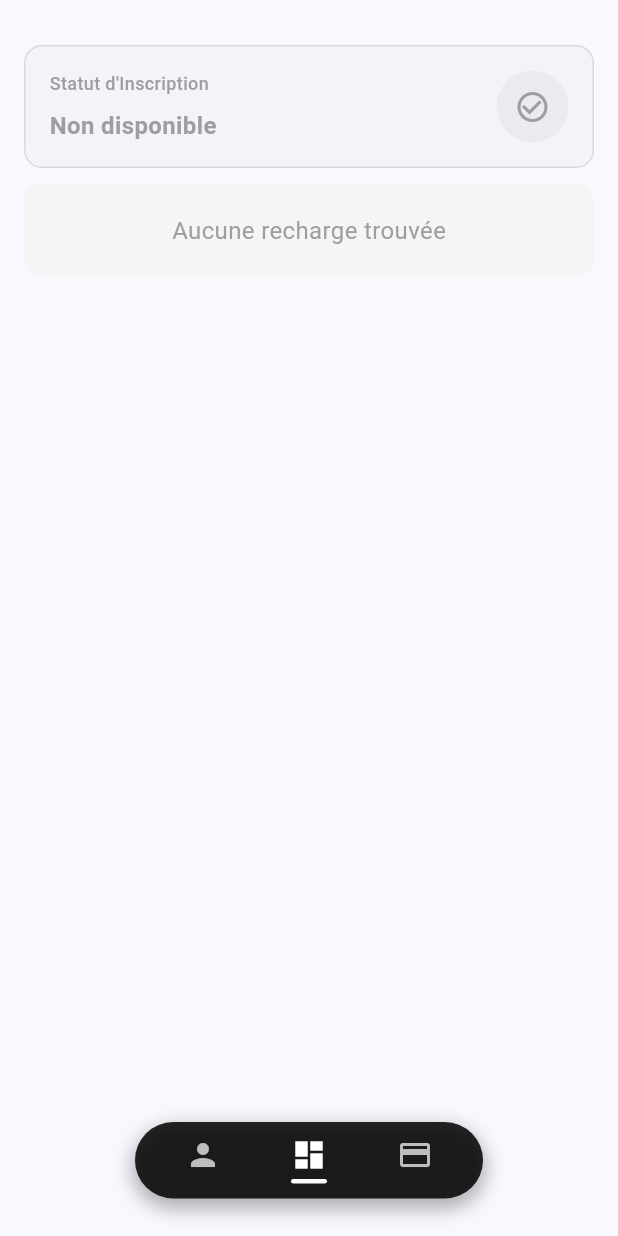
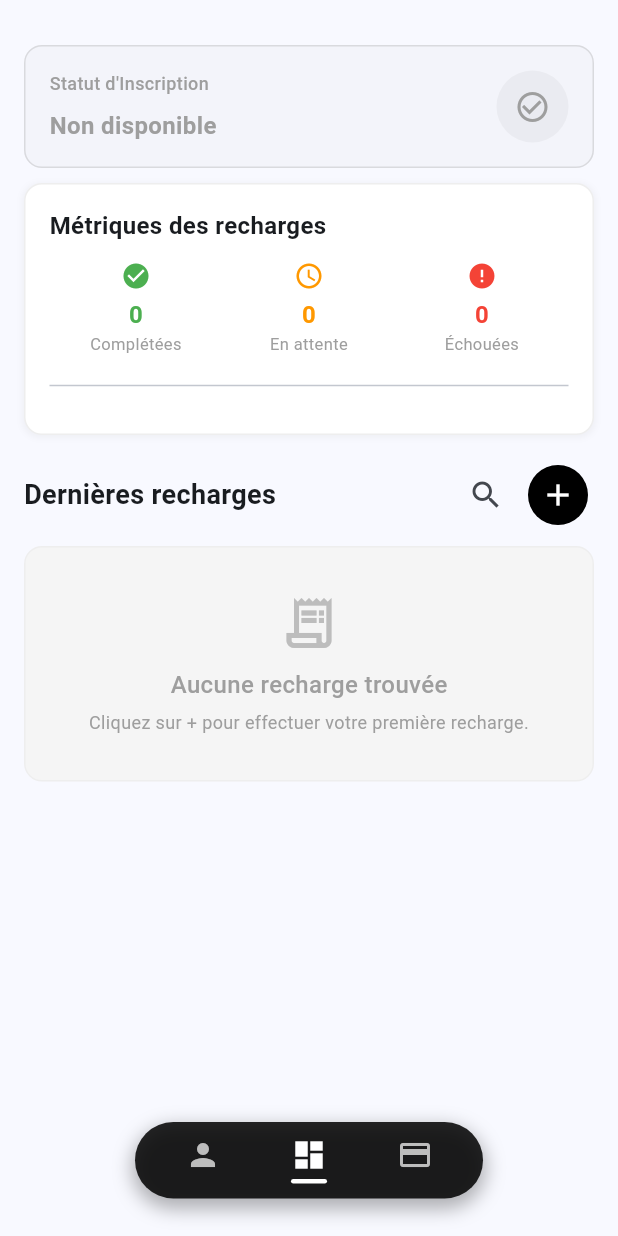
Before and after one commit to gaida-lisongo/student-ent-app, a Flutter app: the MyHomePage screen opened directly, on a phone screen of 412 x 824 dp. Run offline on Flutter 3.47's test engine with Material 3 defaults, Android fonts, the phone set to English and light mode, and no system bars; our stand-ins replace dio, file_picker, flutter_riverpod, flutter_secure_storage, image_picker; missing offline and left inert: mobile_scanner; accounts and stored records are empty.

Commit message:
fixing error when creatng recharge

```diff
--- a/lib/screens/dashboard_screen.dart
+++ b/lib/screens/dashboard_screen.dart
@@ -989,36 +989,20 @@ class _DashboardScreenState extends ConsumerState<DashboardScreen> {
 
           return rechargeAsync.when(
             data: (recharges) {
-              if (recharges.isEmpty) {
-                return Container(
-                  padding: const EdgeInsets.all(20),
-                  decoration: BoxDecoration(
-                    color: Colors.grey[100],
-                    borderRadius: BorderRadius.circular(12),
-                  ),
-                  child: const Center(
-                    child: Text(
-                      'Aucune recharge trouvée',
-                      style: TextStyle(fontSize: 16, color: Colors.grey),
-                    ),
-                  ),
-                );
-              }
-
-              // Calculer les métriques
+              // 1. Calculer les métriques (même si la liste est vide, ce sera des zéros)
               final metrics = _calculateRechargeMetrics(recharges);
 
-              // Prendre seulement les 5 dernières recharges
+              // 2. Préparer la liste des 5 dernières (peut être vide)
               final last5Recharges = recharges.take(5).toList();
 
               return Column(
                 crossAxisAlignment: CrossAxisAlignment.start,
                 children: [
-                  // Métriques des recharges
+                  // --- A. Métriques (Toujours visibles) ---
                   rechargeMetricsCard(metrics),
                   const SizedBox(height: 16),
 
-                  // Section avec titre et boutons
+                  // --- B. En-tête et Boutons (Toujours visibles) ---
                   Row(
                     mainAxisAlignment: MainAxisAlignment.spaceBetween,
                     children: [
@@ -1039,6 +1023,10 @@ class _DashboardScreenState extends ConsumerState<DashboardScreen> {
                           IconButton(
                             onPressed: _showNewRechargeModal,
                             icon: const Icon(Icons.add),
+                            // container decoration for emphasis?
+                            style: IconButton.styleFrom(
+                                backgroundColor: Colors.black,
+                                foregroundColor: Colors.white),
                             tooltip: 'Nouvelle recharge',
                           ),
                         ],
@@ -1047,6 +1035,38 @@ class _DashboardScreenState extends ConsumerState<DashboardScreen> {
                   ),
                   const SizedBox(height: 10),
 
+                  // --- C. Contenu Conditionnel (Liste ou Empty State) ---
+                  if (recharges.isEmpty)
+                    Container(
+                      padding: const EdgeInsets.all(30),
+                      width: double.infinity,
+                      decoration: BoxDecoration(
+                        color: Colors.grey[100],
+                        borderRadius: BorderRadius.circular(12),
+                        border: Border.all(color: Colors.grey[200]!),
+                      ),
+                      child: Column(
+                        children: [
+                          Icon(Icons.receipt_long_outlined,
+                              size: 40, color: Colors.grey[400]),
+                          const SizedBox(height: 10),
+                          const Text(
+                            'Aucune recharge trouvée',
+                            style: TextStyle(
+                                fontSize: 16,
+                                color: Colors.grey,
+                                fontWeight: FontWeight.w500),
+                          ),
+                          const SizedBox(height: 5),
+                          const Text(
+                            'Cliquez sur + pour effectuer votre première recharge.',
+                            textAlign: TextAlign.center,
+                            style: TextStyle(fontSize: 12, color: Colors.grey),
+                          ),
+                        ],
+                      ),
+                    )
+                  else ...[
                     // Liste des 5 dernières recharges
                     ListView.separated(
                       shrinkWrap: true,
@@ -1069,6 +1089,7 @@ class _DashboardScreenState extends ConsumerState<DashboardScreen> {
                           child: Text('Voir toutes (${recharges.length})'),
                         ),
                       ),
+                    ],
                   ],
                 ],
               );
--- a/lib/screens/profile_screen.dart
+++ b/lib/screens/profile_screen.dart
@@ -4,7 +4,7 @@ import 'package:flutter/material.dart';
 import 'package:flutter_riverpod/flutter_riverpod.dart';
 import 'package:image_picker/image_picker.dart';
 import 'package:student_app/stores/student_provider.dart';
-import 'package:student_app/stores/dio_prodiver.dart';
+import 'package:student_app/stores/dio_provider.dart';
 
 class ProfileScreen extends ConsumerStatefulWidget {
   const ProfileScreen({super.key});
--- a/lib/screens/welcome_screen.dart
+++ b/lib/screens/welcome_screen.dart
@@ -12,7 +12,7 @@ class WelcomeScreen extends ConsumerWidget {
   const WelcomeScreen({super.key});
 
   // URL de simulation fournie
-  static const String simulationUrl = '/parcours/6926d4e09c74cc9b8856a323';
+  static const String simulationUrl = '/parcours/6926d4e09c74cc9b8856a318';
 
   // Fonction pour gérer le résultat du scan (ou de la simulation)
   void handleAuthScanResult(
@@ -58,9 +58,6 @@ class WelcomeScreen extends ConsumerWidget {
         final etudiantNotifier = ref.read(etudiantProvider.notifier);
         // Sauvegarder l'étudiant localement
         await etudiantNotifier.setEtudiant(inscription.etudiant);
-
-        // Invalider les providers pour qu'ils se rechargent
-        ref.invalidate(anneeProvider);
 
         // Succès
         ScaffoldMessenger.of(context).showSnackBar(
--- a/lib/stores/auth_provider.dart
+++ b/lib/stores/auth_provider.dart
@@ -3,7 +3,7 @@ import 'dart:convert';
 import 'package:dio/dio.dart';
 import 'package:flutter_riverpod/flutter_riverpod.dart';
 import 'package:flutter_secure_storage/flutter_secure_storage.dart';
-import 'package:student_app/stores/dio_prodiver.dart';
+import 'package:student_app/stores/dio_provider.dart';
 
 class AuthAsyncNotifier extends AsyncNotifier<String?> {
   final FlutterSecureStorage _storage = const FlutterSecureStorage();
--- a/lib/stores/matiere_provider.dart
+++ b/lib/stores/matiere_provider.dart
@@ -2,7 +2,7 @@ import 'package:dio/dio.dart';
 import 'package:flutter_riverpod/flutter_riverpod.dart';
 import 'package:flutter_riverpod/legacy.dart';
 import 'package:student_app/model/charge_model.dart';
-import 'package:student_app/stores/dio_prodiver.dart';
+import 'package:student_app/stores/dio_provider.dart';
 
 class MatiereProvider extends StateNotifier<Charge> {
   MatiereProvider(this.ref) : super(Charge.empty());
--- a/lib/stores/promotion_provider.dart
+++ b/lib/stores/promotion_provider.dart
@@ -3,12 +3,15 @@ import 'dart:convert';
 import 'package:flutter_riverpod/flutter_riverpod.dart';
 import 'package:flutter_secure_storage/flutter_secure_storage.dart';
 import 'package:student_app/model/promotion_model.dart';
+import 'package:student_app/stores/auth_provider.dart';
 
 class PromotionNotifier extends AsyncNotifier<Promotion?> {
   final FlutterSecureStorage _storage = const FlutterSecureStorage();
 
   @override
   Future<Promotion?> build() async {
+    // Watch auth state to force reload
+    ref.watch(authProvider);
     try {
       final jsonString = await _storage.read(key: 'promotion');
 
--- a/lib/stores/recharge_provider.dart
+++ b/lib/stores/recharge_provider.dart
@@ -2,7 +2,7 @@ import 'package:dio/dio.dart';
 import 'package:flutter_riverpod/flutter_riverpod.dart';
 import 'package:student_app/model/recharge_model.dart';
 import 'package:student_app/model/student_model.dart';
-import 'package:student_app/stores/dio_prodiver.dart';
+import 'package:student_app/stores/dio_provider.dart';
 import 'package:student_app/stores/student_provider.dart';
 
 class RechargeAsyncNotifier extends AsyncNotifier<List<Recharge>> {
```
Also changed, not shown: lib/stores/annee_provider.dart (+6 -2 lines), lib/stores/dio_prodiver.dart (deleted, +0 -12 lines), lib/stores/dio_provider.dart (added, +30 -0 lines), lib/stores/student_provider.dart (+6 -2 lines), 1 other file. Lines whose indentation alone changed are shown as unchanged.
